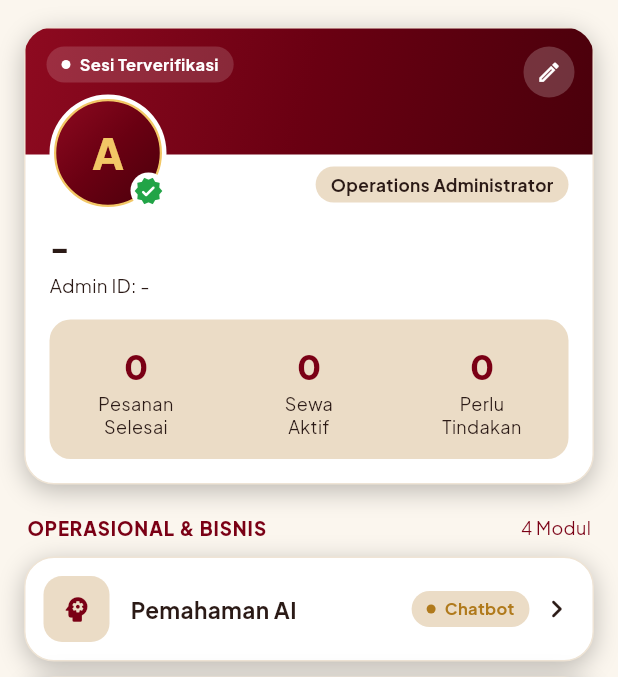
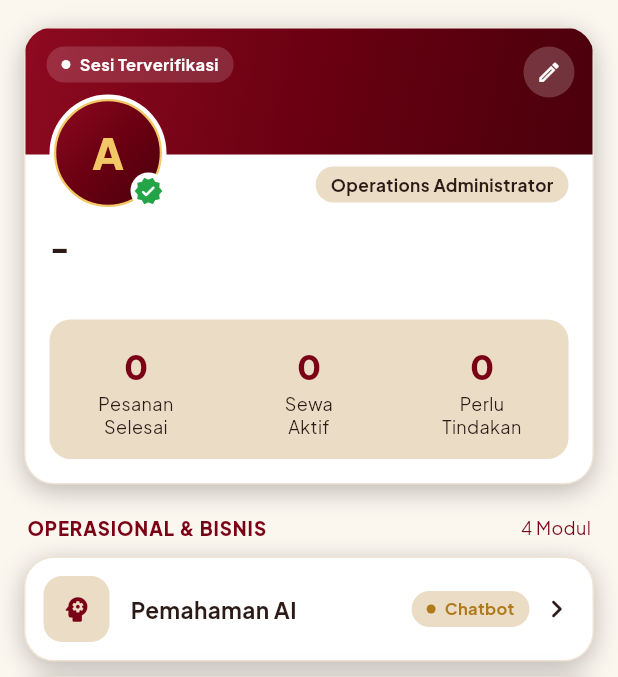
Before and after one commit to mimthokwes/vieguard-app, a Flutter app: the AkunScreen screen opened directly, on a phone screen of 412 x 824 dp, the part 75-752 px from its top. Run offline on Flutter 3.47's test engine with Material 3 defaults, Android fonts, the phone set to English and light mode, and no system bars; our stand-ins replace dio, file_picker, flutter_dotenv, flutter_secure_storage, google_fonts, google_sign_in and 4 more; missing offline and left inert: excel; accounts and stored records are empty; network calls fail.

Commit message:
refactor(ui): remove Admin ID from profile info in settings page

```diff
--- a/lib/screens/akun/akun_screen.dart
+++ b/lib/screens/akun/akun_screen.dart
@@ -201,7 +201,7 @@ class _AkunScreenState extends State<AkunScreen> {
                     Text(admin?.name ?? '-', style: const TextStyle(fontSize: 21, fontWeight: FontWeight.w800, color: AppColors.textPrimary)),
                     const SizedBox(height: 2),
                     Text(
-                      ['Admin ID: ${admin?.id ?? '-'}', ?admin?.email, ?admin?.phone].join(' • '),
+                      [?admin?.email, ?admin?.phone].join(' • '),
                       style: const TextStyle(fontSize: 12.5, color: AppColors.textPrimary),
                     ),
                     const SizedBox(height: 14),
```
